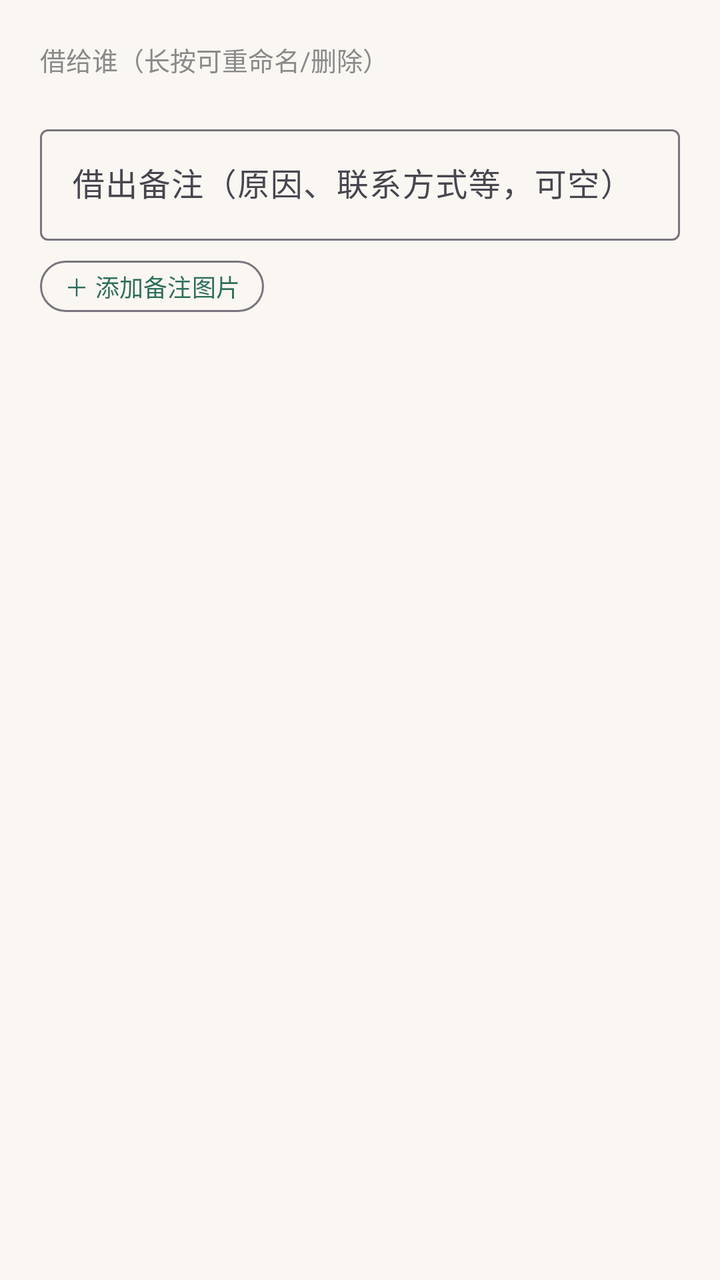
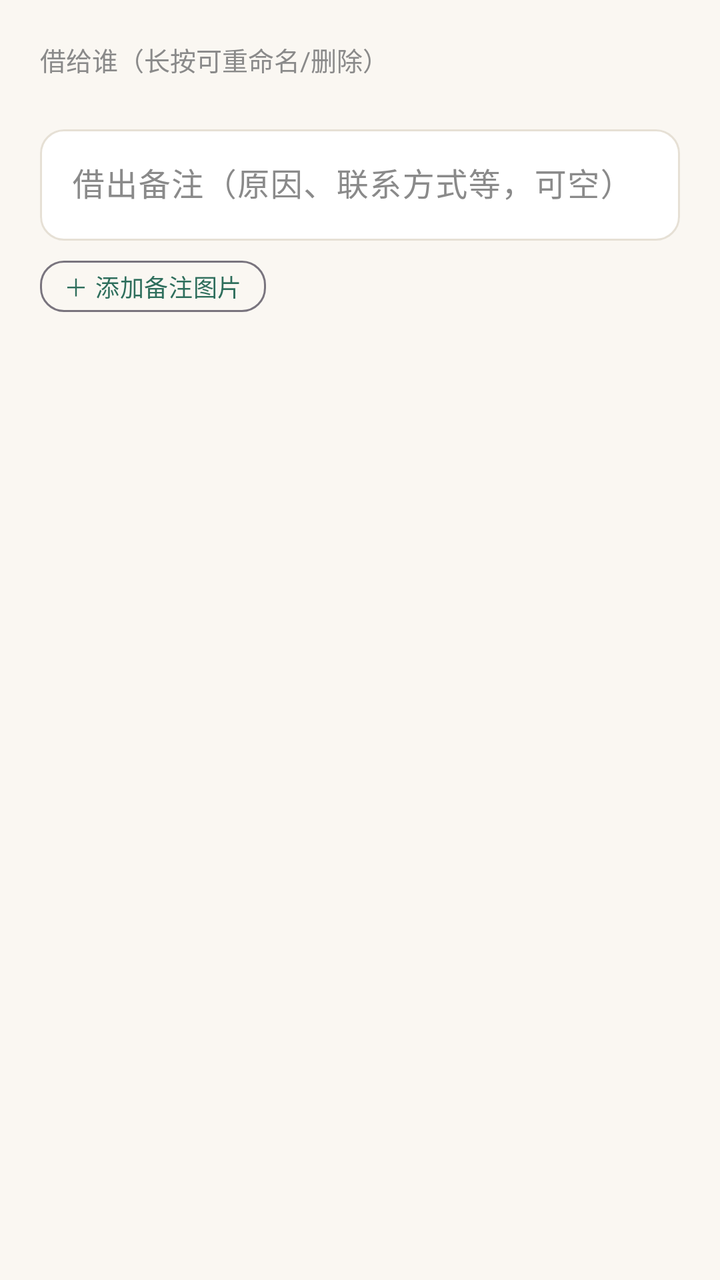

Two renders of the same Android screen: before a commit and after it. Below are the layout's source before the change and the commit's diff.
<!-- AndroidManifest.xml: application theme Theme.Bookshelf -->
<!-- res/layout/dialog_lend.xml -->
<?xml version="1.0" encoding="utf-8"?>
<LinearLayout xmlns:android="http://schemas.android.com/apk/res/android"
    xmlns:app="http://schemas.android.com/apk/res-auto"
    android:layout_width="match_parent"
    android:layout_height="wrap_content"
    android:orientation="vertical"
    android:padding="20dp">

    <TextView
        android:layout_width="wrap_content"
        android:layout_height="wrap_content"
        android:text="借给谁（长按可重命名/删除）"
        android:textSize="13sp"
        android:textColor="@color/text_sub" />

    <com.google.android.material.chip.ChipGroup
        android:id="@+id/chip_group"
        android:layout_width="match_parent"
        android:layout_height="wrap_content"
        android:layout_marginTop="8dp"
        app:chipSpacingHorizontal="8dp"
        app:singleLine="false" />

    <com.google.android.material.textfield.TextInputLayout
        android:layout_width="match_parent"
        android:layout_height="wrap_content"
        android:layout_marginTop="12dp"
        android:hint="借出备注（原因、联系方式等，可空）">

        <com.google.android.material.textfield.TextInputEditText
            android:id="@+id/et_note"
            android:layout_width="match_parent"
            android:layout_height="wrap_content"
            android:minLines="1"
            android:inputType="text" />
    </com.google.android.material.textfield.TextInputLayout>

    
    <com.google.android.material.button.MaterialButton
        android:id="@+id/btn_add_note_image"
        style="@style/Widget.Material3.Button.OutlinedButton"
        android:layout_width="wrap_content"
        android:layout_height="wrap_content"
        android:layout_marginTop="10dp"
        android:minWidth="0dp"
        android:minHeight="0dp"
        android:paddingHorizontal="12dp"
        android:paddingVertical="4dp"
        android:insetTop="0dp"
        android:insetBottom="0dp"
        android:text="＋ 添加备注图片"
        android:textSize="12sp" />

    <HorizontalScrollView
        android:id="@+id/scroll_note_thumbs"
        android:layout_width="match_parent"
        android:layout_height="wrap_content"
        android:layout_marginTop="6dp"
        android:scrollbars="none"
        android:visibility="gone">

        <LinearLayout
            android:id="@+id/container_note_thumbs"
            android:layout_width="wrap_content"
            android:layout_height="wrap_content"
            android:orientation="horizontal" />
    </HorizontalScrollView>
</LinearLayout>
<!-- resources referenced by this layout -->
<resources>
  <style name="Theme.Bookshelf" parent="Theme.Material3.Light.NoActionBar">
          <item name="colorPrimary">@color/primary</item>
          <item name="colorPrimaryVariant">@color/primary_dark</item>
          <item name="colorSecondary">@color/accent</item>
          <item name="android:colorBackground">@color/bg_page</item>
          <item name="android:statusBarColor">@color/primary_dark</item>
          
          <item name="chip_bg">@color/chip_bg</item>
      </style>
  <color name="accent">#C08A3E</color>
  <color name="chip_bg">#E8F0ED</color>
  <!-- unchanged entries left out for length: 4 -->
</resources>

<!-- the commit's change to res/layout/dialog_lend.xml (unified diff, before → after) -->
@@ -38,7 +38,7 @@
     
     <com.google.android.material.button.MaterialButton
         android:id="@+id/btn_add_note_image"
-        style="@style/Widget.Material3.Button.OutlinedButton"
+        style="@style/Widget.Bookshelf.Button.Outlined"
         android:layout_width="wrap_content"
         android:layout_height="wrap_content"
         android:layout_marginTop="10dp"
<!-- resource entries referenced after the edit -->
@@ -1,16 +1,79 @@
 <!-- resources referenced by this layout -->
 <resources>
-  <style name="Theme.Bookshelf" parent="Theme.Material3.Light.NoActionBar">
+  <style name="Widget.Bookshelf.Button.Outlined" parent="Widget.Material3.Button.OutlinedButton">
+          <item name="shapeAppearance">@style/ShapeAppearance.Bookshelf.Medium</item>
+          <item name="android:textSize">@dimen/text_body_small</item>
+          <item name="android:letterSpacing">0.02</item>
+          <item name="android:minHeight">44dp</item>
+          <item name="cornerRadius">@dimen/radius_md</item>
+      </style>
+  <style name="Theme.Bookshelf" parent="Theme.Bookshelf.Base">
           <item name="colorPrimary">@color/primary</item>
           <item name="colorPrimaryVariant">@color/primary_dark</item>
           <item name="colorSecondary">@color/accent</item>
-          <item name="android:colorBackground">@color/bg_page</item>
-          <item name="android:statusBarColor">@color/primary_dark</item>
           
           <item name="chip_bg">@color/chip_bg</item>
+          <item name="primary_container">@color/green_container</item>
+          <item name="on_primary_container">@color/green_on_container</item>
+      </style>
+  <style name="ShapeAppearance.Bookshelf.Medium" parent="ShapeAppearance.Material3.Corner.Medium">
+          <item name="cornerSize">@dimen/radius_md</item>
+      </style>
+  <dimen name="text_body_small">13sp</dimen>
+  <dimen name="radius_md">12dp</dimen>
+  <style name="Theme.Bookshelf.Base" parent="Theme.Material3.Light.NoActionBar">
+          
+          <item name="android:colorBackground">@color/bg_page</item>
+          
+          <item name="android:statusBarColor">?attr/colorPrimary</item>
+          <item name="android:windowLightStatusBar">false</item>
+          
+          <item name="surface">@color/surface</item>
+          <item name="surface_dim">@color/surface_dim</item>
+          <item name="outline">@color/outline</item>
+          <item name="outline_strong">@color/outline_strong</item>
+          <item name="on_surface">@color/text_main</item>
+          <item name="on_surface_variant">@color/text_sub</item>
+          
+          <item name="materialButtonStyle">@style/Widget.Bookshelf.Button</item>
+          <item name="textInputStyle">@style/Widget.Bookshelf.TextField</item>
+          <item name="materialCardViewStyle">@style/Widget.Bookshelf.MaterialCard</item>
       </style>
   <color name="accent">#C08A3E</color>
   <color name="chip_bg">#E8F0ED</color>
+  <color name="green_container">#E6F0EC</color>
+  <color name="green_on_container">#1C4A3E</color>
+  <color name="surface">#FFFFFF</color>
+  <color name="surface_dim">#F4F0E9</color>
+  <color name="outline">#E6E0D5</color>
+  <color name="outline_strong">#CFC5B4</color>
+  <color name="text_main">#2B2B2B</color>
+  <style name="Widget.Bookshelf.Button" parent="Widget.Material3.Button">
+          <item name="shapeAppearance">@style/ShapeAppearance.Bookshelf.Medium</item>
+          <item name="android:textSize">@dimen/text_body_small</item>
+          <item name="android:letterSpacing">0.02</item>
+          <item name="android:minHeight">44dp</item>
+          <item name="cornerRadius">@dimen/radius_md</item>
+      </style>
+  <style name="Widget.Bookshelf.TextField" parent="Widget.Material3.TextInputLayout.OutlinedBox">
+          <item name="boxStrokeColor">@color/text_field_stroke</item>
+          <item name="boxStrokeWidth">1dp</item>
+          <item name="boxStrokeWidthFocused">1.5dp</item>
+          <item name="boxCornerRadiusTopStart">@dimen/radius_md</item>
+          <item name="boxCornerRadiusTopEnd">@dimen/radius_md</item>
+          <item name="boxCornerRadiusBottomStart">@dimen/radius_md</item>
+          <item name="boxCornerRadiusBottomEnd">@dimen/radius_md</item>
+          <item name="boxBackgroundColor">?attr/surface</item>
+          <item name="hintTextColor">?attr/colorPrimary</item>
+          <item name="android:textColorHint">?attr/on_surface_variant</item>
+      </style>
+  <style name="Widget.Bookshelf.MaterialCard" parent="Widget.Material3.CardView.Outlined">
+          <item name="cardCornerRadius">@dimen/card_corner</item>
+          <item name="cardElevation">0dp</item>
+          <item name="strokeColor">?attr/outline</item>
+          <item name="strokeWidth">1dp</item>
+      </style>
+  <dimen name="card_corner">16dp</dimen>
   <!-- unchanged entries left out for length: 4 -->
 </resources>
 
